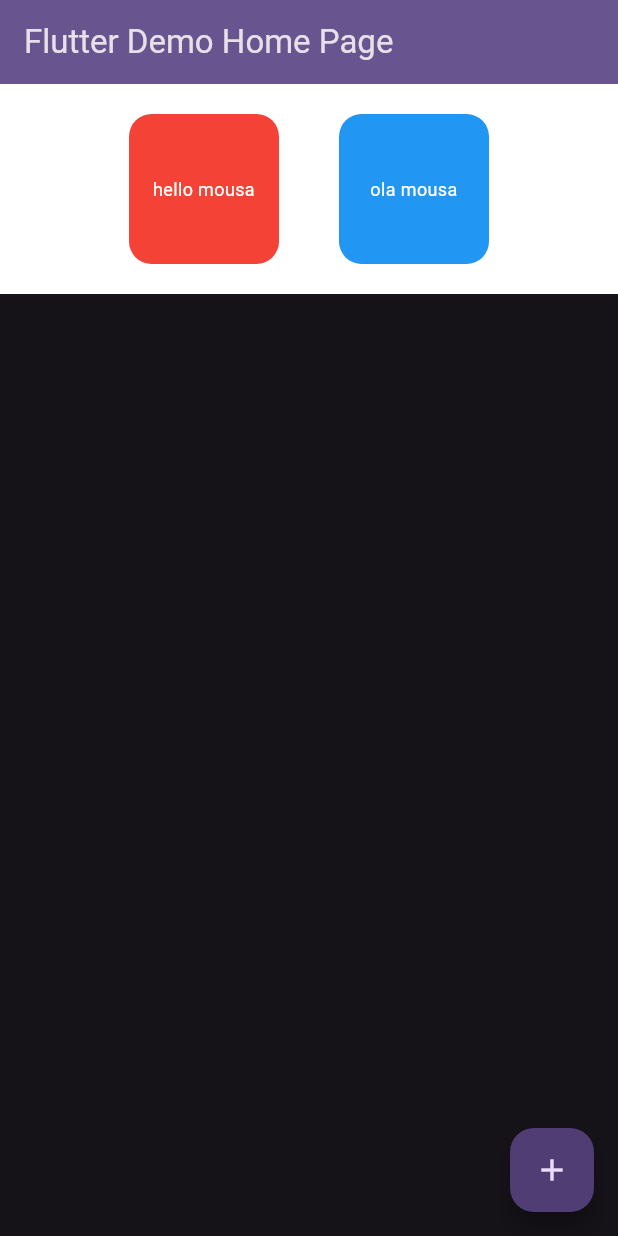
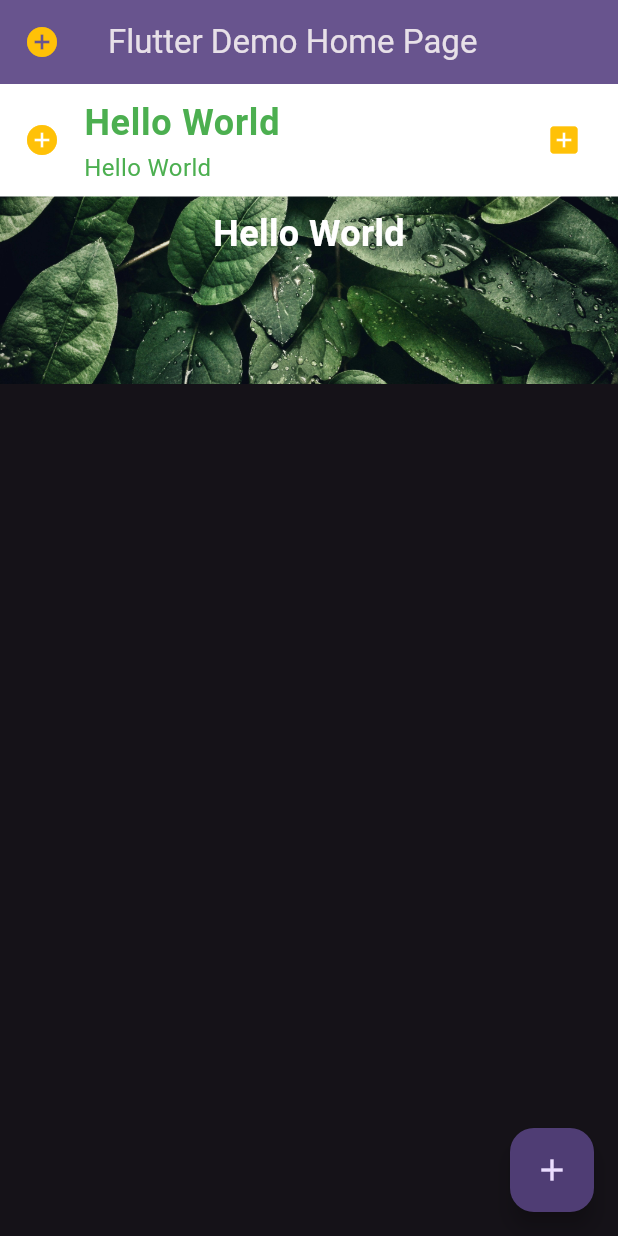
Before and after one commit to bilelbzeouich/flutter_eschool, a Flutter app: the screen it shows after launch, on a phone screen of 412 x 824 dp. Run offline on Flutter 3.47's test engine with Material 3 defaults, Android fonts, the phone set to English and light mode, and no system bars.

Commit message:
Update pubspec.yaml to include asset directory and refactor main.dart to use a background image with a new layout for the main content.

```diff
--- a/lib/main.dart
+++ b/lib/main.dart
@@ -48,47 +48,40 @@ class _MyHomePageState extends State<MyHomePage> {
       appBar: AppBar(
         backgroundColor: Theme.of(context).colorScheme.inversePrimary,
         title: Text(widget.title),
+        leading: Icon(Icons.add_circle,color: Colors.amber,),
+
       ),
-      body: Container(
-        color: Colors.white,
-        child: Row(
-          mainAxisAlignment: MainAxisAlignment.center,
-          crossAxisAlignment: CrossAxisAlignment.center,
-          children: <Widget>[
-            Container(
-              height: 100,
-              width: 100,
-              margin: const EdgeInsets.all(20.0),
-              decoration: BoxDecoration(
-                color: Colors.red,
-                borderRadius: BorderRadius.circular(15.0),
-              ),
-              child: const Center(
-                child: Text(
-                  'hello mousa',
-                  style: TextStyle(color: Colors.white, fontSize: 12),
-                  textAlign: TextAlign.center,
-                ),
-              ),
+      body: Stack(
+        children: [
+          // Make the background image as the bottom layer
+          Positioned.fill(
+            child: Image.asset(
+              'assets/images/bg.jpeg',
+              fit: BoxFit.cover,
+
             ),
-            Container(
-              height: 100,
-              width: 100,
-              margin: const EdgeInsets.all(20.0),
-              decoration: BoxDecoration(
-                color: Colors.blue,
-                borderRadius: BorderRadius.circular(15.0),
-              ),
-              child: const Center(
-                child: Text(
-                  'ola mousa',
-                  textAlign: TextAlign.center,
-                  style: TextStyle(color: Colors.white, fontSize: 12),
-                ),
-              ),
+          ),
+          // The content widgets on top of background image
+          Container(
+            color: Colors.white,
+            child: ListTile(
+              title: Text('Hello World', style: TextStyle(color: Colors.green , fontSize: 24, fontWeight: FontWeight.bold)),
+              subtitle: Text('Hello World', style: TextStyle(color: Colors.green , fontSize: 16, fontWeight: FontWeight.normal)),
+              leading: Icon(Icons.add_circle, color: Colors.amber),
+              trailing: Icon(Icons.add_box, color: Colors.amber),
+              onTap: () {
+                print('Hello World');
+              },
             ),
-          ],
-        ),
+          ),
+          SizedBox(
+            height: 200,
+            child: Center(
+              child: Text('Hello World',
+                style: TextStyle(color: Colors.white, fontSize: 24, fontWeight: FontWeight.bold),),
+            ),
+          ),
+        ],
       ),
       floatingActionButton: FloatingActionButton(
         onPressed: _incrementCounter,
--- a/pubspec.yaml
+++ b/pubspec.yaml
@@ -58,9 +58,8 @@ flutter:
   uses-material-design: true
 
   # To add assets to your application, add an assets section, like this:
-  # assets:
-  #   - images/a_dot_burr.jpeg
-  #   - images/a_dot_ham.jpeg
+  assets:
+    - assets/images/
 
   # An image asset can refer to one or more resolution-specific "variants", see
   # https://flutter.dev/to/resolution-aware-images
```
Also changed, not shown: assets/images/bg.jpeg (added).
